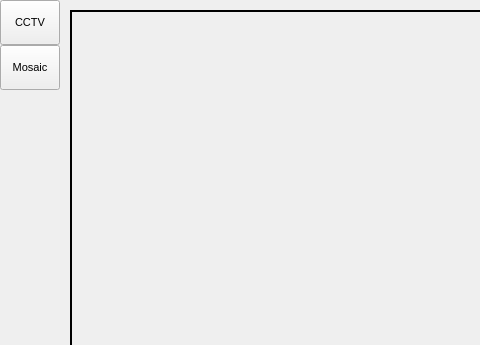
This is rsc/ui/untitled.ui in polnet13/kimAI as Qt 5 draws it before an edit; both pictures show x 0 to 480 and y 0 to 345 of the 1179 by 612 pixel window. The edited form follows.
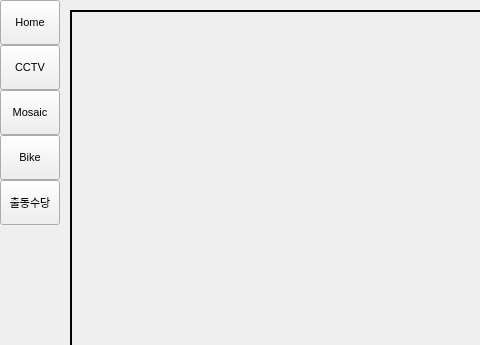
This is the edited form.

```diff
--- a/rsc/ui/untitled.ui
+++ b/rsc/ui/untitled.ui
@@ -176,6 +176,43 @@
            <property name="bottomMargin">
             <number>0</number>
            </property>
+           <item>
+            <widget class="QPushButton" name="btn_home">
+             <property name="sizePolicy">
+              <sizepolicy hsizetype="Expanding" vsizetype="Fixed">
+               <horstretch>0</horstretch>
+               <verstretch>0</verstretch>
+              </sizepolicy>
+             </property>
+             <property name="minimumSize">
+              <size>
+               <width>0</width>
+               <height>45</height>
+              </size>
+             </property>
+             <property name="font">
+              <font>
+               <family>Segoe UI</family>
+               <pointsize>-1</pointsize>
+               <weight>50</weight>
+               <italic>false</italic>
+               <bold>false</bold>
+              </font>
+             </property>
+             <property name="cursor">
+              <cursorShape>PointingHandCursor</cursorShape>
+             </property>
+             <property name="layoutDirection">
+              <enum>Qt::LeftToRight</enum>
+             </property>
+             <property name="styleSheet">
+              <string notr="true"/>
+             </property>
+             <property name="text">
+              <string>Home</string>
+             </property>
+            </widget>
+           </item>
            <item>
             <widget class="QPushButton" name="btn_cctv">
              <property name="sizePolicy">
@@ -250,6 +287,80 @@
              </property>
             </widget>
            </item>
+           <item>
+            <widget class="QPushButton" name="btn_bike">
+             <property name="sizePolicy">
+              <sizepolicy hsizetype="Expanding" vsizetype="Fixed">
+               <horstretch>0</horstretch>
+               <verstretch>0</verstretch>
+              </sizepolicy>
+             </property>
+             <property name="minimumSize">
+              <size>
+               <width>0</width>
+               <height>45</height>
+              </size>
+             </property>
+             <property name="font">
+              <font>
+               <family>Segoe UI</family>
+               <pointsize>-1</pointsize>
+               <weight>50</weight>
+               <italic>false</italic>
+               <bold>false</bold>
+              </font>
+             </property>
+             <property name="cursor">
+              <cursorShape>PointingHandCursor</cursorShape>
+             </property>
+             <property name="layoutDirection">
+              <enum>Qt::LeftToRight</enum>
+             </property>
+             <property name="styleSheet">
+              <string notr="true"/>
+             </property>
+             <property name="text">
+              <string>Bike</string>
+             </property>
+            </widget>
+           </item>
+           <item>
+            <widget class="QPushButton" name="btn_112">
+             <property name="sizePolicy">
+              <sizepolicy hsizetype="Expanding" vsizetype="Fixed">
+               <horstretch>0</horstretch>
+               <verstretch>0</verstretch>
+              </sizepolicy>
+             </property>
+             <property name="minimumSize">
+              <size>
+               <width>0</width>
+               <height>45</height>
+              </size>
+             </property>
+             <property name="font">
+              <font>
+               <family>Segoe UI</family>
+               <pointsize>-1</pointsize>
+               <weight>50</weight>
+               <italic>false</italic>
+               <bold>false</bold>
+              </font>
+             </property>
+             <property name="cursor">
+              <cursorShape>PointingHandCursor</cursorShape>
+             </property>
+             <property name="layoutDirection">
+              <enum>Qt::LeftToRight</enum>
+             </property>
+             <property name="styleSheet">
+              <string notr="true"/>
+             </property>
+             <property name="text">
+              <string>출동수당</string>
+             </property>
+            </widget>
+           </item>
           </layout>
          </widget>
         </item>
```
Left out of the diff: 71 changed lines with no effect on the pictures.
